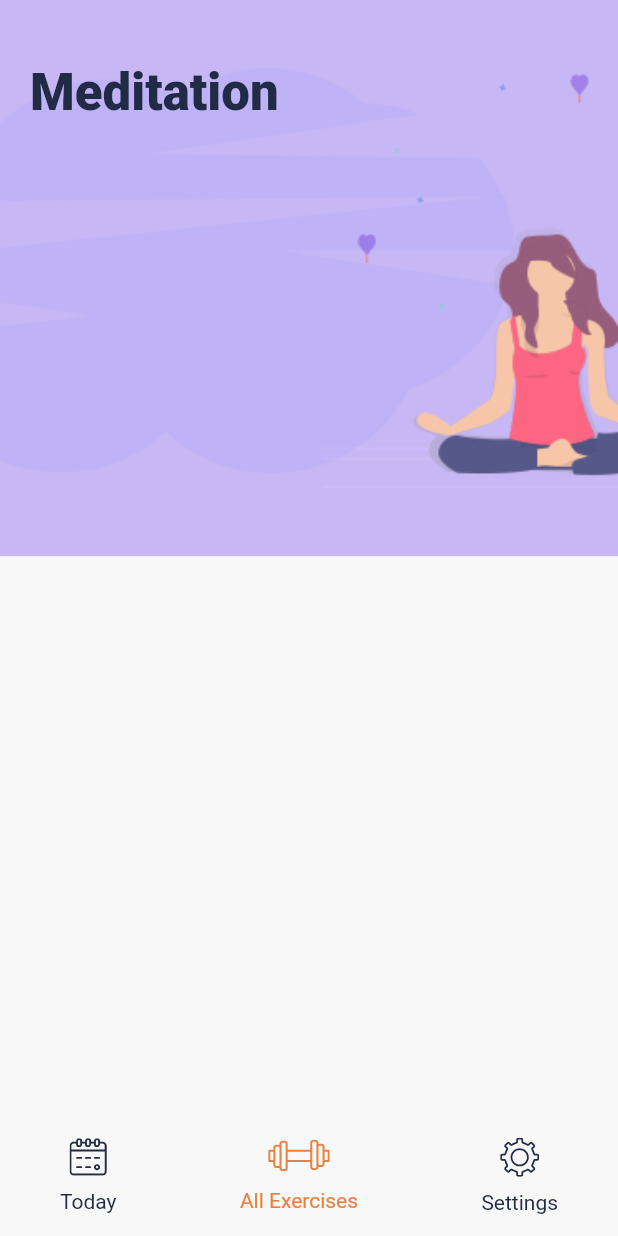
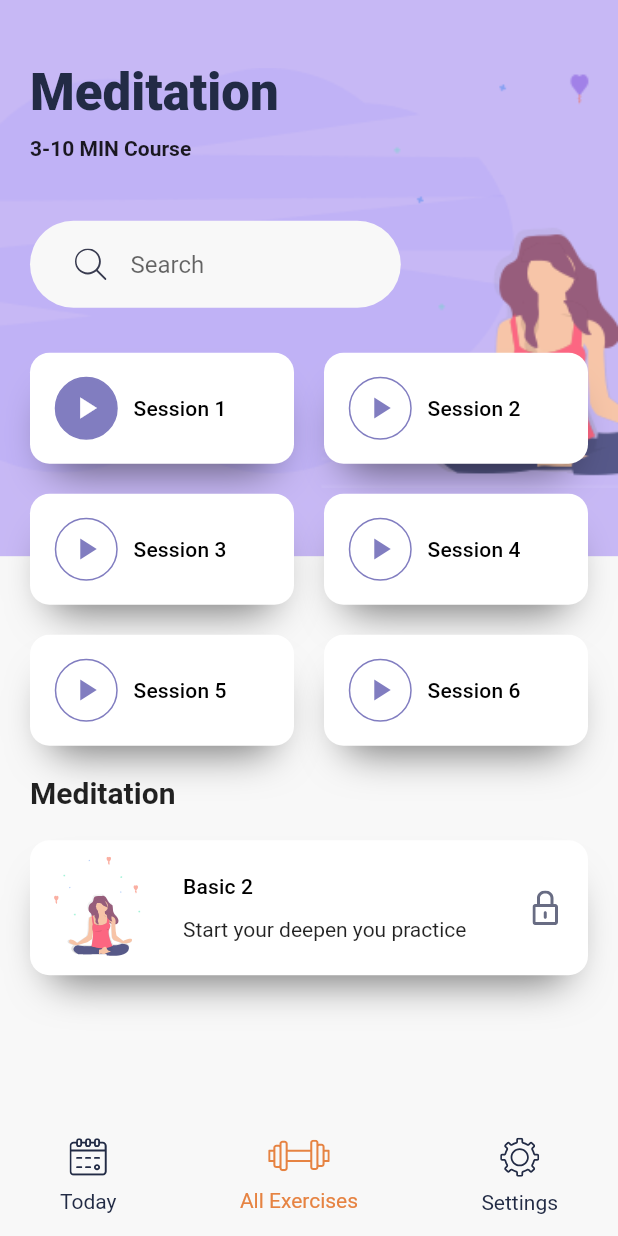
Before and after one commit to aniribe/Daily_Exercises_App, a Flutter app: the DetailsView screen opened directly, on a phone screen of 412 x 824 dp. Run offline on Flutter 3.47's test engine with Material 2 defaults, Android fonts, the phone set to English and light mode, and no system bars; our stand-ins replace flutter_svg.

Commit message:
Refactoring was done;

```diff
--- /dev/null
+++ b/lib/views/components/colored_container.dart
@@ -0,0 +1,19 @@
+import 'package:flutter/cupertino.dart';
+import 'package:meditation_app/config/app_color.dart';
+import 'package:meditation_app/config/size_config.dart';
+
+class ColoredContainer extends StatelessWidget {
+  @override
+  Widget build(BuildContext context) {
+    return Container(
+      height: SizeConfig.getHeight(context) * 0.45,
+      decoration: BoxDecoration(
+        color: AppColor.kBlueLightColor,
+        image: DecorationImage(
+          image: AssetImage("assets/images/meditation_bg.png"),
+          fit: BoxFit.fitWidth,
+        ),
+      ),
+    );
+  }
+}
--- /dev/null
+++ b/lib/views/components/searchbar_section.dart
@@ -0,0 +1,13 @@
+import 'package:flutter/cupertino.dart';
+import 'package:meditation_app/config/size_config.dart';
+import 'package:meditation_app/widgets/search_bar.dart';
+
+class SearchBarSection extends StatelessWidget {
+  @override
+  Widget build(BuildContext context) {
+    return SizedBox(
+      width: SizeConfig.getWidth(context) * 0.6,
+      child: SearchBar(),
+    );
+  }
+}
--- /dev/null
+++ b/lib/views/components/section_card.dart
@@ -0,0 +1,52 @@
+import 'package:flutter/cupertino.dart';
+import 'package:flutter/material.dart';
+import 'package:flutter_svg/svg.dart';
+import 'package:meditation_app/config/app_color.dart';
+
+class SectionCard extends StatelessWidget {
+  @override
+  Widget build(BuildContext context) {
+    return Container(
+      margin: EdgeInsets.symmetric(vertical: 20),
+      padding: EdgeInsets.all(10),
+      height: 90,
+      decoration: BoxDecoration(
+        color: Colors.white,
+        borderRadius: BorderRadius.circular(13),
+        boxShadow: [
+          BoxShadow(
+            offset: Offset(0, 17),
+            blurRadius: 23,
+            spreadRadius: -13,
+            color: AppColor.kShadowColor,
+          ),
+        ],
+      ),
+      child: Row(
+        children: [
+          SvgPicture.asset(
+            "assets/icons/Meditation_women_small.svg",
+          ),
+          SizedBox(width: 20),
+          Expanded(
+            child: Column(
+              mainAxisAlignment: MainAxisAlignment.spaceEvenly,
+              crossAxisAlignment: CrossAxisAlignment.start,
+              children: [
+                Text(
+                  "Basic 2",
+                  style: Theme.of(context).textTheme.subtitle2,
+                ),
+                Text("Start your deepen you practice")
+              ],
+            ),
+          ),
+          Padding(
+            padding: EdgeInsets.all(10),
+            child: SvgPicture.asset("assets/icons/Lock.svg"),
+          ),
+        ],
+      ),
+    );
+  }
+}
--- /dev/null
+++ b/lib/views/components/section_title.dart
@@ -0,0 +1,15 @@
+import 'package:flutter/cupertino.dart';
+import 'package:flutter/material.dart';
+
+class SectionTitle extends StatelessWidget {
+  @override
+  Widget build(BuildContext context) {
+    return Text(
+      "Meditation",
+      style: Theme.of(context)
+          .textTheme
+          .headline6!
+          .copyWith(fontWeight: FontWeight.bold),
+    );
+  }
+}
--- /dev/null
+++ b/lib/views/components/session_cards_section.dart
@@ -0,0 +1,39 @@
+import 'package:flutter/cupertino.dart';
+import 'package:meditation_app/widgets/seassion_card.dart';
+
+class SessionCardsSection extends StatelessWidget {
+  @override
+  Widget build(BuildContext context) {
+    return Wrap(
+      spacing: 20,
+      runSpacing: 20,
+      children: [
+        SeassionCard(
+          seassionNum: 1,
+          isDone: true,
+          press: () {},
+        ),
+        SeassionCard(
+          seassionNum: 2,
+          press: () {},
+        ),
+        SeassionCard(
+          seassionNum: 3,
+          press: () {},
+        ),
+        SeassionCard(
+          seassionNum: 4,
+          press: () {},
+        ),
+        SeassionCard(
+          seassionNum: 5,
+          press: () {},
+        ),
+        SeassionCard(
+          seassionNum: 6,
+          press: () {},
+        ),
+      ],
+    );
+  }
+}
--- /dev/null
+++ b/lib/views/components/subtitle_section.dart
@@ -0,0 +1,11 @@
+import 'package:flutter/cupertino.dart';
+
+class SubTitleSection extends StatelessWidget {
+  @override
+  Widget build(BuildContext context) {
+    return Text(
+      '3-10 MIN Course',
+      style: TextStyle(fontWeight: FontWeight.bold),
+    );
+  }
+}
--- /dev/null
+++ b/lib/views/components/title_section.dart
@@ -0,0 +1,15 @@
+import 'package:flutter/cupertino.dart';
+import 'package:flutter/material.dart';
+
+class TitleSection extends StatelessWidget {
+  @override
+  Widget build(BuildContext context) {
+    return Text(
+      'Meditation',
+      style: Theme.of(context)
+          .textTheme
+          .headline4!
+          .copyWith(fontWeight: FontWeight.w900),
+    );
+  }
+}
--- a/lib/views/details_view.dart
+++ b/lib/views/details_view.dart
@@ -1,8 +1,14 @@
 import 'package:flutter/cupertino.dart';
 import 'package:flutter/material.dart';
-import 'package:meditation_app/config/app_color.dart';
 import 'package:meditation_app/config/size_config.dart';
 import 'package:meditation_app/widgets/bottom_nav_bar.dart';
+import 'components/colored_container.dart';
+import 'components/searchbar_section.dart';
+import 'components/section_card.dart';
+import 'components/section_title.dart';
+import 'components/session_cards_section.dart';
+import 'components/subtitle_section.dart';
+import 'components/title_section.dart';
 
 class DetailsView extends StatelessWidget {
   @override
@@ -11,16 +17,7 @@ class DetailsView extends StatelessWidget {
       bottomNavigationBar: BottomNavBar(),
       body: Stack(
         children: [
-          Container(
-            height: SizeConfig.getHeight(context) * 0.45,
-            decoration: BoxDecoration(
-              color: AppColor.kBlueLightColor,
-              image: DecorationImage(
-                image: AssetImage("assets/images/meditation_bg.png"),
-                fit: BoxFit.fitWidth,
-              ),
-            ),
-          ),
+          ColoredContainer(),
           SafeArea(
               child: Padding(
             padding: const EdgeInsets.symmetric(horizontal: 20),
@@ -30,14 +27,15 @@ class DetailsView extends StatelessWidget {
                 children: [
                   SizeConfig.verticalSpace(
                       SizeConfig.getHeight(context) * 0.05),
-                  Text(
-                    'Meditation',
-                    style: Theme.of(context)
-                        .textTheme
-                        .headline4!
-                        .copyWith(fontWeight: FontWeight.w900),
-                  ),
+                  TitleSection(),
                   SizeConfig.verticalSpace(10),
+                  SubTitleSection(),
+                  SizeConfig.verticalSpace(10),
+                  SearchBarSection(),
+                  SessionCardsSection(),
+                  SizeConfig.verticalSpace(20),
+                  SectionTitle(),
+                  SectionCard(),
                 ],
               ),
             ),
--- /dev/null
+++ b/lib/widgets/seassion_card.dart
@@ -0,0 +1,67 @@
+import 'package:flutter/cupertino.dart';
+import 'package:flutter/material.dart';
+import 'package:meditation_app/config/app_color.dart';
+import 'package:meditation_app/config/size_config.dart';
+
+class SeassionCard extends StatelessWidget {
+  final int seassionNum;
+  final bool isDone;
+  final VoidCallback press;
+
+  SeassionCard(
+      {required this.seassionNum, required this.press, this.isDone = false});
+
+  @override
+  Widget build(BuildContext context) {
+    return LayoutBuilder(
+      builder: (context, constraint) {
+        return Container(
+          width: constraint.maxWidth / 2 - 10,
+          decoration: BoxDecoration(
+            color: Colors.white,
+            borderRadius: BorderRadius.circular(13),
+            boxShadow: [
+              BoxShadow(
+                offset: Offset(0, 17),
+                blurRadius: 23,
+                spreadRadius: -13,
+                color: AppColor.kShadowColor,
+              ),
+            ],
+          ),
+          child: Material(
+            color: Colors.transparent,
+            child: InkWell(
+              onTap: press,
+              child: Padding(
+                padding: const EdgeInsets.all(16.0),
+                child: Row(
+                  children: [
+                    Container(
+                      height: 42,
+                      width: 43,
+                      decoration: BoxDecoration(
+                        color: isDone ? AppColor.kBlueColor : Colors.white,
+                        shape: BoxShape.circle,
+                        border: Border.all(color: AppColor.kBlueColor),
+                      ),
+                      child: Icon(
+                        Icons.play_arrow,
+                        color: isDone ? Colors.white : AppColor.kBlueColor,
+                      ),
+                    ),
+                    SizeConfig.horizontalSpace(10),
+                    Text(
+                      "Session $seassionNum",
+                      style: Theme.of(context).textTheme.subtitle2,
+                    )
+                  ],
+                ),
+              ),
+            ),
+          ),
+        );
+      },
+    );
+  }
+}
```
Also changed, not shown: assets/icons/All excercise  option 1.jpg (deleted), assets/images/screenshot.jpg (added), 1 other file.
